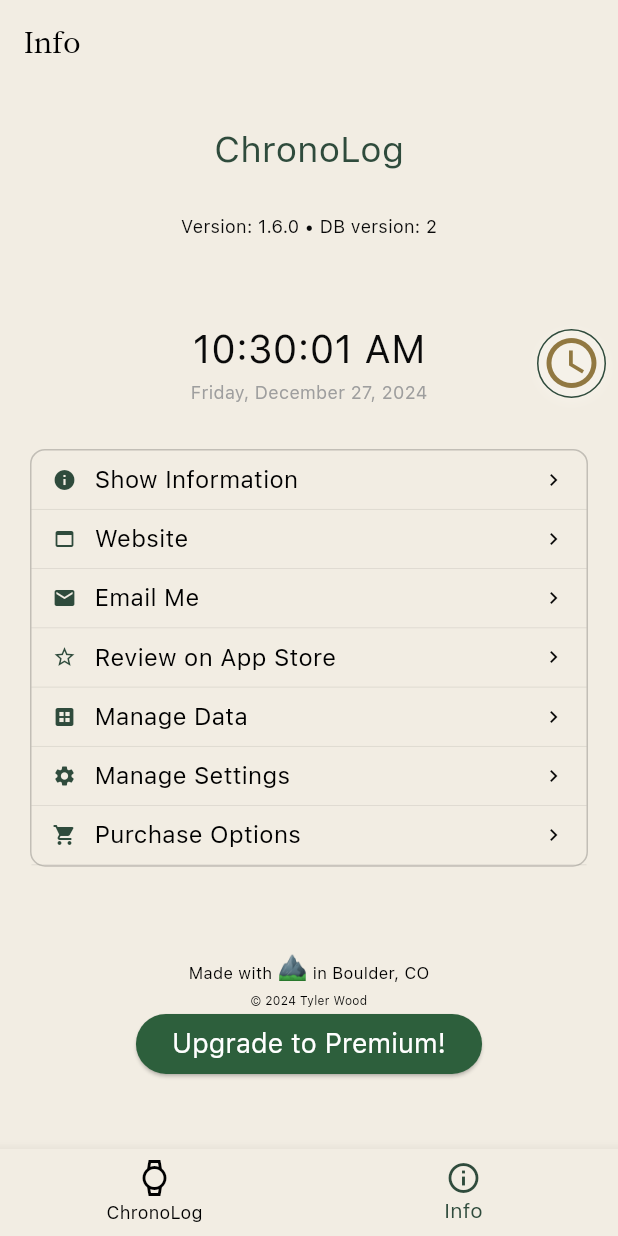
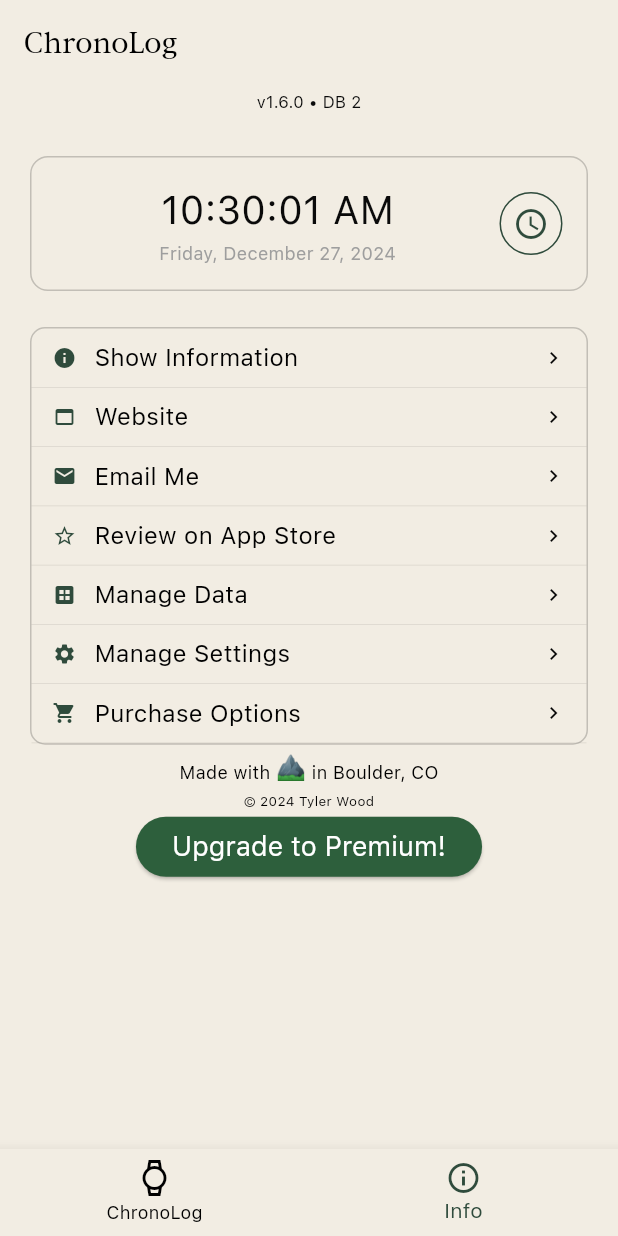
Before and after one commit to t-jayw/ChronoLog, a Flutter app: the TabsScreen screen opened directly, item 2 of the bottom bar chosen, on a phone screen of 412 x 824 dp. Run offline on Flutter 3.47's test engine with Material 3 defaults, Android fonts, the phone set to English and light mode, and no system bars; our stand-ins replace carousel_slider, csv, file_picker, fl_chart, flutter_dotenv, flutter_image_compress and 8 more; missing offline and left inert: exif, posthog_flutter, purchases_flutter, ulid; accounts and stored records are empty.

Commit message:
release candidate

```diff
--- a/lib/components/time_display.dart
+++ b/lib/components/time_display.dart
@@ -77,7 +77,7 @@ class _TimeDisplayContentState extends State<_TimeDisplayContent> {
             fontWeight: FontWeight.w300,
           ),
         ),
-        const SizedBox(height: 2), // Add some spacing between the time and date
+        const SizedBox(height: 2),
         Text(
           DateFormat('EEEE, MMMM d, y').format(currentTime),
           style: const TextStyle(
--- a/lib/screens/info_page_screen.dart
+++ b/lib/screens/info_page_screen.dart
@@ -93,123 +93,146 @@ class InfoPage extends ConsumerWidget {
     );
   }
 
+  Widget _buildDisplayElement(
+    BuildContext context, {
+    required Widget upperElement,
+    required String label,
+    VoidCallback? onTap,
+  }) {
+    Widget content = Column(
+      mainAxisSize: MainAxisSize.min,
+      children: [
+        upperElement,
+        SizedBox(height: 4),
+        Text(
+          label,
+          style: TextStyle(
+            fontSize: 12,
+            letterSpacing: 1,
+            color: Theme.of(context).colorScheme.secondary.withOpacity(0.7),
+          ),
+        ),
+      ],
+    );
+
+    if (onTap != null) {
+      return InkWell(
+        onTap: onTap,
+        child: content,
+      );
+    }
+
+    return content;
+  }
+
   @override
   Widget build(BuildContext context, WidgetRef ref) {
     print('info_page');
-    Posthog().screen(
-      screenName: 'info_page',
-    );
+    Posthog().screen(screenName: 'info_page');
     logAllPreferences();
 
     return Column(
-      mainAxisAlignment: MainAxisAlignment.spaceEvenly,
+      mainAxisAlignment: MainAxisAlignment.start,
       children: <Widget>[
-        Text(
-          'ChronoLog',
-          style: TextStyle(
-              fontSize: 24, color: Theme.of(context).colorScheme.tertiary),
-        ),
-        Row(
+        // Version info - tight at the top
+        Padding(
+          padding: EdgeInsets.symmetric(vertical: 4),
+          child: Row(
             mainAxisAlignment: MainAxisAlignment.center,
             children: [
-            Text(
-              'Version: $versionNumber',
-              style: TextStyle(fontSize: 12),
-            ),
-            Text(
-              ' • ', // Bullet separator
-              style: TextStyle(fontSize: 12),
-            ),
+              Text('v$versionNumber', style: TextStyle(fontSize: 11)),
+              Text(' • ', style: TextStyle(fontSize: 11)),
               FutureBuilder<String>(
                 future: _db.getDatabaseVersion(),
-              builder: (BuildContext context, AsyncSnapshot<String> snapshot) {
+                builder: (context, snapshot) {
                   if (snapshot.hasData) {
-                  return Text('DB version: ${snapshot.data}',
-                      style: TextStyle(fontSize: 12));
-                } else if (snapshot.hasError) {
-                  return Text('Error: ${snapshot.error}',
-                      style: TextStyle(fontSize: 12));
+                    return Text('DB ${snapshot.data}', style: TextStyle(fontSize: 11));
                   }
                   return SizedBox(
-                  width: 12,
-                  height: 12,
-                  child: CircularProgressIndicator(strokeWidth: 2),
+                    width: 10,
+                    height: 10,
+                    child: CircularProgressIndicator(strokeWidth: 1.5),
                   );
                 },
               ),
             ],
           ),
+        ),
+
+        // Premium badge
         FutureBuilder<SharedPreferences>(
           future: SharedPreferences.getInstance(),
           builder: (context, snapshot) {
             if (!snapshot.hasData) return SizedBox.shrink();
-
-            final prefs = snapshot.data!;
-            final isPremium = prefs.getBool('premiumActive') ?? false;
-
+            final isPremium = snapshot.data!.getBool('premiumActive') ?? false;
             if (!isPremium) return SizedBox.shrink();
 
-            return Text(
+            return Container(
+              padding: EdgeInsets.symmetric(horizontal: 12, vertical: 2),
+              decoration: BoxDecoration(
+                color: Theme.of(context).colorScheme.tertiary.withOpacity(0.1),
+                borderRadius: BorderRadius.circular(12),
+                border: Border.all(
+                  color: Theme.of(context).colorScheme.tertiary.withOpacity(0.3),
+                  width: 1,
+                ),
+              ),
+              child: Text(
                 'Premium',
                 style: TextStyle(
-                fontSize: 12,
-                fontWeight: FontWeight.bold,
+                  fontSize: 11,
+                  fontWeight: FontWeight.w500,
                   color: Theme.of(context).colorScheme.tertiary,
+                ),
               ),
             );
           },
         ),
 
-        Stack(
-          alignment: Alignment.center,
-          children: [
-            Row(
+        // Time display and clock button section
+        Padding(
+          padding: EdgeInsets.symmetric(vertical: 24, horizontal: 20),
+          child: Container(
+            padding: EdgeInsets.all(16),
+            decoration: BoxDecoration(
+              color: Theme.of(context).colorScheme.surface,
+              borderRadius: BorderRadius.circular(12),
+              border: Border.all(
+                color: Theme.of(context).colorScheme.outline.withOpacity(0.2),
+              ),
+            ),
+            child: Row(
               mainAxisAlignment: MainAxisAlignment.spaceBetween,
               children: [
-                SizedBox(width: 0), // Placeholder to balance the Row
-                Tooltip(
-                  message: 'Open Clock Screen',
-                  child: IconButton(
-                    icon: Container(
+                Expanded(
+                  child: TimeDisplay(),
+                ),
+                GestureDetector(
+                  onTap: () => _navigateToClockScreen(context),
+                  child: Container(
+                    padding: EdgeInsets.all(8),
                     decoration: BoxDecoration(
                       shape: BoxShape.circle,
-                        color: Theme.of(context).colorScheme.primary.withOpacity(0.2),
+                      color: Theme.of(context).colorScheme.primary.withOpacity(0.1),
                       border: Border.all(
                         color: Theme.of(context).colorScheme.tertiary,
                         width: 1.0,
                       ),
-                        boxShadow: [
-                          BoxShadow(
-                            color: Theme.of(context).colorScheme.primary.withOpacity(0.3),
-                            spreadRadius: 2,
-                            blurRadius: 4,
-                            offset: Offset(0, 2),
                     ),
-                        ],
-                      ),
-                      padding: EdgeInsets.all(2.0), // Increased padding
                     child: Icon(
                       Icons.access_time,
-                        size: 40, // Increased size
-                        color: Theme.of(context).colorScheme.secondary,
+                      size: 24,
+                      color: Theme.of(context).colorScheme.tertiary,
                     ),
-                    ),
-                    onPressed: () => _navigateToClockScreen(context),
-                    tooltip: 'Open Clock',
-                    iconSize: 68, // Increased overall button size
                   ),
                 ),
               ],
             ),
-            Center(
-              child: TimeDisplay(),
           ),
-          ],
         ),
 
-        // Expanded(child: PurchaseOptions()),
-        ListGroup(
-          items: [
+        // List of options (existing ListGroup widget)
+        ListGroup(items: [
           ListItem(
             title: 'Show Information',
             iconData: Icons.info,
@@ -314,14 +337,11 @@ class InfoPage extends ConsumerWidget {
           ),
 
           // Add more items as needed
-          ],
-        ),
+        ]),
+
+        // ... rest of the existing footer content ...
         SizedBox(height: 4),
 
-        // Expanded(
-        //     child: Column(
-        //   children: [],
-        // )),
         Column(
           children: [
             Padding(
@@ -333,7 +353,7 @@ class InfoPage extends ConsumerWidget {
                   Text(
                     'Made with ',
                     style: TextStyle(
-                      fontSize: 11,
+                      fontSize: 12,
                       color: Theme.of(context).colorScheme.onSurface,
                     ),
                   ),
@@ -352,7 +372,7 @@ class InfoPage extends ConsumerWidget {
                   Text(
                     ' in Boulder, CO',
                     style: TextStyle(
-                      fontSize: 11,
+                      fontSize: 12,
                       color: Theme.of(context).colorScheme.onSurface,
                     ),
                   ),
@@ -362,7 +382,7 @@ class InfoPage extends ConsumerWidget {
             Text(
               '© 2024 Tyler Wood',
               style: TextStyle(
-                fontSize: 8,
+                fontSize: 9,
                 color: Theme.of(context).colorScheme.onSurface,
               ),
             ),
--- a/lib/screens/tabs.dart
+++ b/lib/screens/tabs.dart
@@ -2,9 +2,6 @@ import 'package:flutter/material.dart';
 import 'package:flutter_riverpod/flutter_riverpod.dart';
 import 'package:chronolog/screens/info_page_screen.dart';
 import 'package:chronolog/screens/watchbox_screen.dart';
-import 'package:posthog_flutter/posthog_flutter.dart';
-import 'package:shared_preferences/shared_preferences.dart';
-import '../components/premium/premium_needed_dialog.dart';
 import '../providers/timepiece_list_provider.dart';
 import '../screens/add_watch_screen.dart';
 
@@ -26,7 +23,7 @@ class _TabsScreenState extends ConsumerState<TabsScreen> {
 
   final List<String> _pageTitles = [
     "ChronoLog",
-    "Info",
+    "ChronoLog",
   ];
 
   void _selectPage(int index) {
@@ -68,25 +65,6 @@ class _TabsScreenState extends ConsumerState<TabsScreen> {
               icon: const Icon(Icons.add), // Plus sign icon
               onPressed: () async {
                 _navigateToAddWatchScreen(context);
-
-                // Make it async
-
-                // Turning on paywall
-                // SharedPreferences prefs = await SharedPreferences.getInstance();
-                // bool? isPremiumActivated = prefs.getBool('is_premium_active');
-                // int numWatches = timepieces.length;
-
-                // if (isPremiumActivated != true && numWatches >= 2) {
-                //   Posthog().capture(
-                //     eventName: 'paywall',
-                //     properties: {
-                //       'reason': 'num_watches_paywall',
-                //     },
-                //   );
-                //   showPremiumNeededDialog(context, "Free version limited to 2 timepieces");
-                // } else {
-                //   _navigateToAddWatchScreen(context);
-                // }
               },
             ),
         ],
```
Also changed, not shown: lib/components/premium/premium_product_display.dart (+62 -15 lines), lib/screens/timing_run_details_screen.dart (+35 -0 lines), lib/screens/watchbox_screen.dart (+6 -3 lines). Lines whose indentation alone changed are shown as unchanged.
